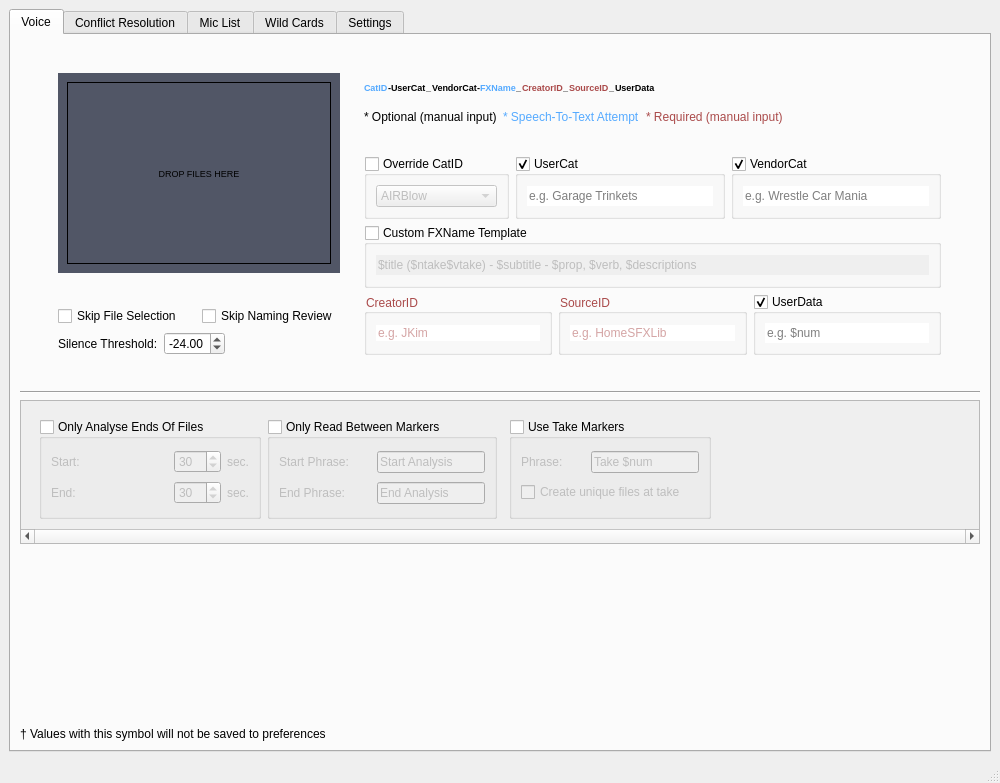
Qt form UCS Voice Naming Tool/src/ui/gui/MainWindow.ui (SoundsLikeJonny/UCS-Voice-Naming-Tool) before a commit.
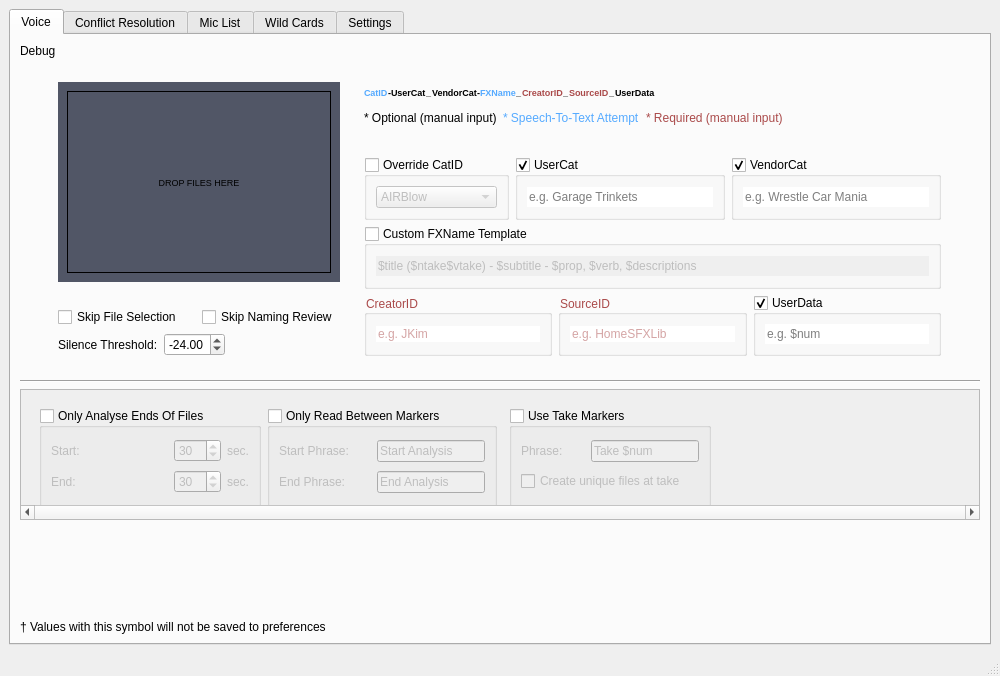
The same form after that commit.

```diff
--- a/UCS Voice Naming Tool/src/ui/gui/MainWindow.ui
+++ b/UCS Voice Naming Tool/src/ui/gui/MainWindow.ui
@@ -7,7 +7,7 @@
     <x>0</x>
     <y>0</y>
     <width>1000</width>
-    <height>783</height>
+    <height>676</height>
    </rect>
   </property>
   <property name="minimumSize">
@@ -47,6 +47,20 @@
        </attribute>
        <layout class="QGridLayout" name="gridLayout_9">
         <item row="0" column="0">
+         <widget class="QLabel" name="DEBUG_label_test1">
+          <property name="text">
+           <string>Debug</string>
+          </property>
+         </widget>
+        </item>
+        <item row="2" column="0">
+         <widget class="Line" name="line">
+          <property name="orientation">
+           <enum>Qt::Horizontal</enum>
+          </property>
+         </widget>
+        </item>
+        <item row="1" column="0">
          <widget class="QWidget" name="widget_2" native="true">
           <layout class="QGridLayout" name="gridLayout_5">
            <item row="0" column="0">
@@ -666,7 +680,7 @@
                    <string>Override CatID</string>
                   </property>
                   <property name="flat">
-                   <bool>false</bool>
+                   <bool>true</bool>
                   </property>
                   <property name="checkable">
                    <bool>true</bool>
@@ -734,6 +748,9 @@
                   <property name="title">
                    <string>UserCat</string>
                   </property>
+                  <property name="flat">
+                   <bool>true</bool>
+                  </property>
                   <property name="checkable">
                    <bool>true</bool>
                   </property>
@@ -774,6 +791,9 @@
                   <property name="title">
                    <string>VendorCat</string>
                   </property>
+                  <property name="flat">
+                   <bool>true</bool>
+                  </property>
                   <property name="checkable">
                    <bool>true</bool>
                   </property>
@@ -990,7 +1010,7 @@
           </layout>
          </widget>
         </item>
-        <item row="3" column="0">
+        <item row="4" column="0">
          <layout class="QVBoxLayout" name="verticalLayout_3">
           <property name="bottomMargin">
            <number>0</number>
@@ -1386,13 +1406,6 @@
           </item>
          </layout>
         </item>
-        <item row="1" column="0">
-         <widget class="Line" name="line">
-          <property name="orientation">
-           <enum>Qt::Horizontal</enum>
-          </property>
-         </widget>
-        </item>
        </layout>
       </widget>
       <widget class="QWidget" name="tab">
```
Left out of the diff: 130 changed lines with no effect on the pictures.
